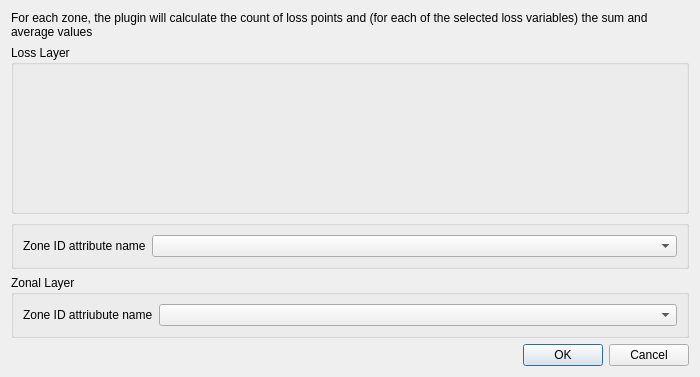
Above: svir/ui/ui_attribute_selection.ui from gem/oq-irmt-qgis before the change. Below: the same form after it.
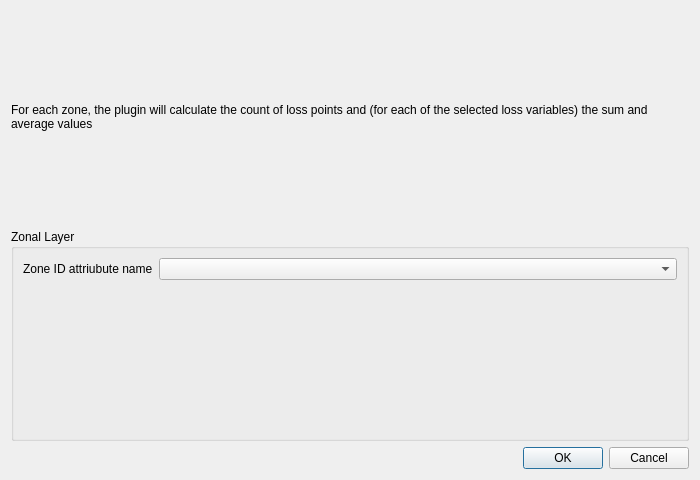
That is the form after the change. Custom widgets are drawn as their Qt base class.

Commit message: Using get_ui_class in all dialogs; redesign dynamically dialogs using multiselect (otherwise breaking)

Patch:
```diff
--- a/svir/ui/ui_attribute_selection.ui
+++ b/svir/ui/ui_attribute_selection.ui
@@ -10,7 +10,7 @@
     <x>0</x>
     <y>0</y>
     <width>700</width>
-    <height>377</height>
+    <height>480</height>
    </rect>
   </property>
   <property name="windowTitle">
@@ -21,6 +21,11 @@
   </property>
   <layout class="QVBoxLayout" name="verticalLayout">
    <item>
+    <layout class="QVBoxLayout" name="vertical_layout">
+     <property name="topMargin">
+      <number>0</number>
+     </property>
+     <item>
     <widget class="QLabel" name="label">
      <property name="text">
       <string>For each zone, the plugin will calculate the count of loss points and (for each of the selected loss variables) the sum and average values</string>
@@ -30,41 +35,6 @@
      </property>
     </widget>
    </item>
-   <item>
-    <widget class="ListMultiSelectWidget" name="loss_attrs_multisel">
-     <property name="sizePolicy">
-      <sizepolicy hsizetype="Preferred" vsizetype="MinimumExpanding">
-       <horstretch>0</horstretch>
-       <verstretch>0</verstretch>
-      </sizepolicy>
-     </property>
-     <property name="title">
-      <string>Loss Layer</string>
-     </property>
-    </widget>
-   </item>
-   <item>
-    <widget class="QGroupBox" name="groupBox">
-     <property name="title">
-      <string/>
-     </property>
-     <layout class="QFormLayout" name="formLayout">
-      <property name="fieldGrowthPolicy">
-       <enum>QFormLayout::AllNonFixedFieldsGrow</enum>
-      </property>
-      <item row="1" column="1">
-       <widget class="QComboBox" name="zone_id_attr_name_loss_cbox"/>
-      </item>
-      <item row="1" column="0">
-       <widget class="QLabel" name="zone_id_attr_name_loss_lbl">
-        <property name="text">
-         <string>Zone ID attribute name</string>
-        </property>
-       </widget>
-      </item>
-     </layout>
-    </widget>
-   </item>
    <item>
     <widget class="QGroupBox" name="groupBox_2">
      <property name="title">
@@ -87,6 +57,8 @@
      </layout>
     </widget>
    </item>
+    </layout>
+   </item>
    <item>
     <widget class="QDialogButtonBox" name="buttonBox">
      <property name="orientation">
@@ -99,14 +71,6 @@
    </item>
   </layout>
  </widget>
- <customwidgets>
-  <customwidget>
-   <class>ListMultiSelectWidget</class>
-   <extends>QGroupBox</extends>
-   <header>list_multiselect_widget</header>
-   <container>1</container>
-  </customwidget>
- </customwidgets>
  <resources/>
  <connections>
   <connection>
```
Lines whose indentation alone changed are shown as unchanged. The commit also changes 21 other files.
